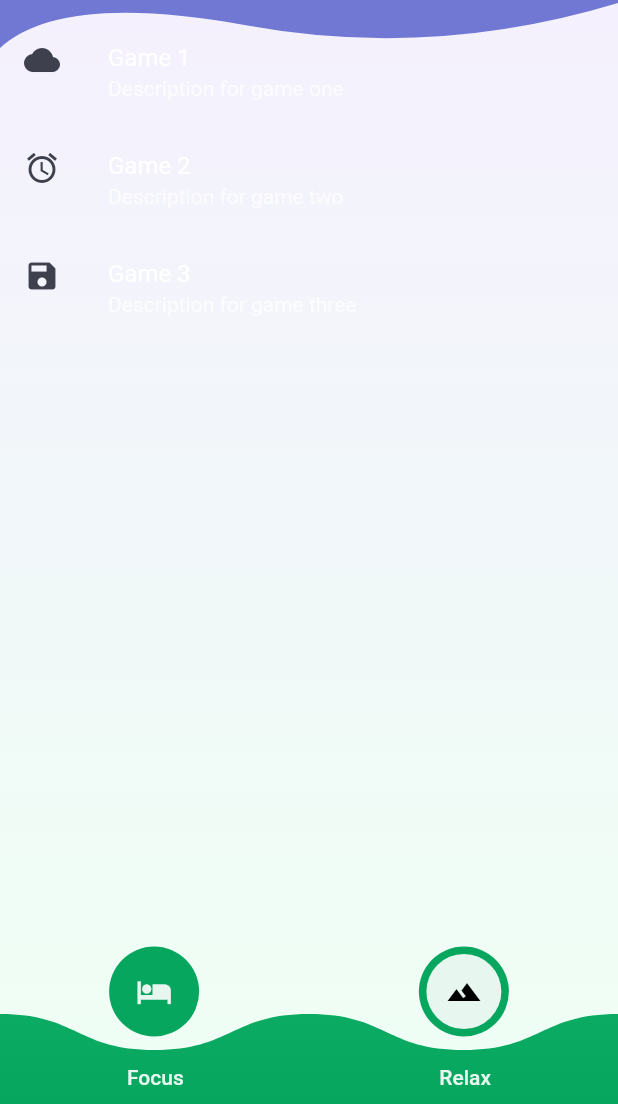
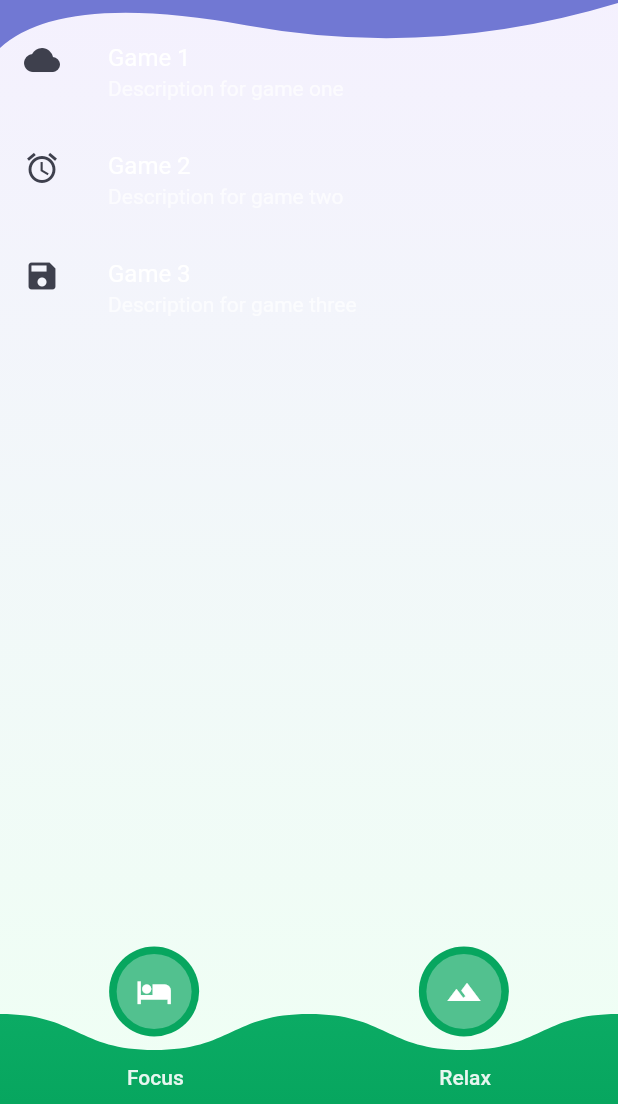
Before and after one commit to AlexBossss/kids_app, a Flutter app: the screen it shows after launch, tab 2 chosen, on a phone screen of 412 x 824 dp, the part 132-1236 px from its top. Run offline on Flutter 3.47's test engine with Material 2 defaults, Android fonts, the phone set to English and light mode, and no system bars; our stand-ins replace audioplayers, flip_card.

Commit message:
advice_from_alex_listner

```diff
--- a/lib/home/HomeScreen.dart
+++ b/lib/home/HomeScreen.dart
@@ -14,7 +14,9 @@ class HomeState extends State<HomeScreen> {
     DeductiveGamePage(),
     LessonPage(),
   ];
-  int _currentIndex = 0;
+  static var index = new ValueNotifier(0);
+  static bool active = true;
+  static bool disable = false;
 
   @override
   Widget build(BuildContext context) {
@@ -28,16 +30,17 @@ class HomeState extends State<HomeScreen> {
       ),
       child: Scaffold(
         backgroundColor: Colors.transparent,
-        body: Stack(
-          children: <Widget>[
-            Container(
-              child: _homePages[_currentIndex],
-            ),
-          ],
-        ),
+        body: ValueListenableBuilder<int>(
+            valueListenable: index,
+            builder: (context, value, child) {
+              return IndexedStack(
+                index: index.value,
+                children: _homePages,
+              );
+            }),
         bottomNavigationBar: _getNavBar(context),
 
-        // BottomNavigationBar(
+        //BottomNavigationBar(
         //   fixedColor: Colors.black87,
         //   backgroundColor: Colors.white,
         //   currentIndex: _currentIndex,
@@ -93,9 +96,9 @@ _getNavBar(context) {
           child: Row(
             mainAxisAlignment: MainAxisAlignment.spaceEvenly,
             children: <Widget>[
-              _buildNavItem(Icons.hotel, false),
+              _buildNavItem(Icons.hotel, 0, HomeState.active),
               SizedBox(width: 1),
-              _buildNavItem(Icons.landscape, true),
+              _buildNavItem(Icons.landscape, 1, HomeState.active),
             ],
           ),
         ),
@@ -124,18 +127,25 @@ _getNavBar(context) {
   );
 }
 
-_buildNavItem(IconData icon, bool active) {
+_buildNavItem(IconData icon, int pageIndex, bool active) {
   return CircleAvatar(
     radius: 30,
     backgroundColor: Color(0xFF07A65F),
     child: CircleAvatar(
       radius: 25,
       backgroundColor:
-          active ? Colors.white.withOpacity(0.9) : Colors.transparent,
-      child: Icon(
-        icon,
-        color: active ? Colors.black : Colors.white.withOpacity(0.9),
+          active ? Colors.white.withOpacity(0.3) : Colors.transparent,
+      child: IconButton(
+        icon: Icon(icon),
+        onPressed: () {
+          HomeState.index.value = pageIndex;
+        },
       ),
+
+      //  Icon(
+      //   icon,
+      //   color: active ? Colors.black : Colors.white.withOpacity(0.9),
+      // ),
     ),
   );
 }
```
